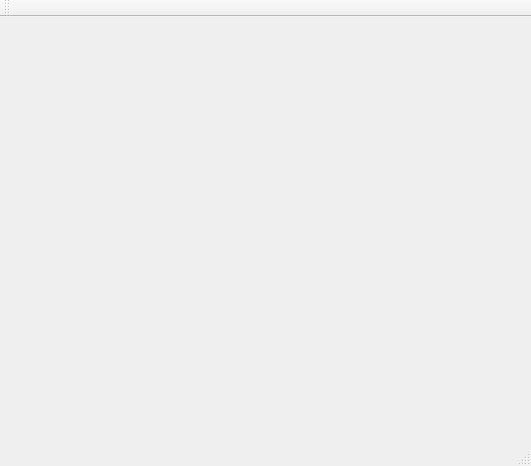
Qt form gui/mainwindow.ui (ZiminGrigory/SeaBattle) before a commit.
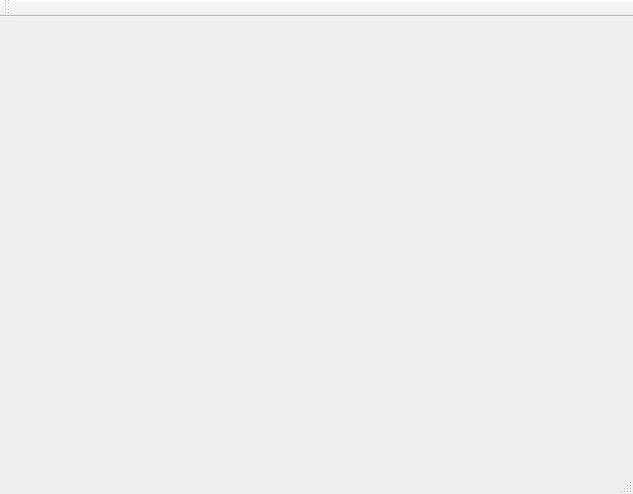
The same form after that commit.

The edit to the form file:
```diff
--- a/gui/mainwindow.ui
+++ b/gui/mainwindow.ui
@@ -6,8 +6,8 @@
    <rect>
     <x>0</x>
     <y>0</y>
-    <width>531</width>
-    <height>466</height>
+    <width>633</width>
+    <height>494</height>
    </rect>
   </property>
   <property name="windowTitle">
@@ -17,13 +17,13 @@
    <widget class="QWidget" name="gridLayoutWidget">
     <property name="geometry">
      <rect>
-      <x>170</x>
-      <y>50</y>
-      <width>331</width>
-      <height>341</height>
+      <x>20</x>
+      <y>70</y>
+      <width>591</width>
+      <height>331</height>
      </rect>
     </property>
-    <layout class="QGridLayout" name="testLayout"/>
+    <layout class="QHBoxLayout" name="horizontalLayout"/>
    </widget>
   </widget>
   <widget class="QMenuBar" name="menuBar">
```
Left out of the diff: 4 changed lines with no effect on the pictures.
